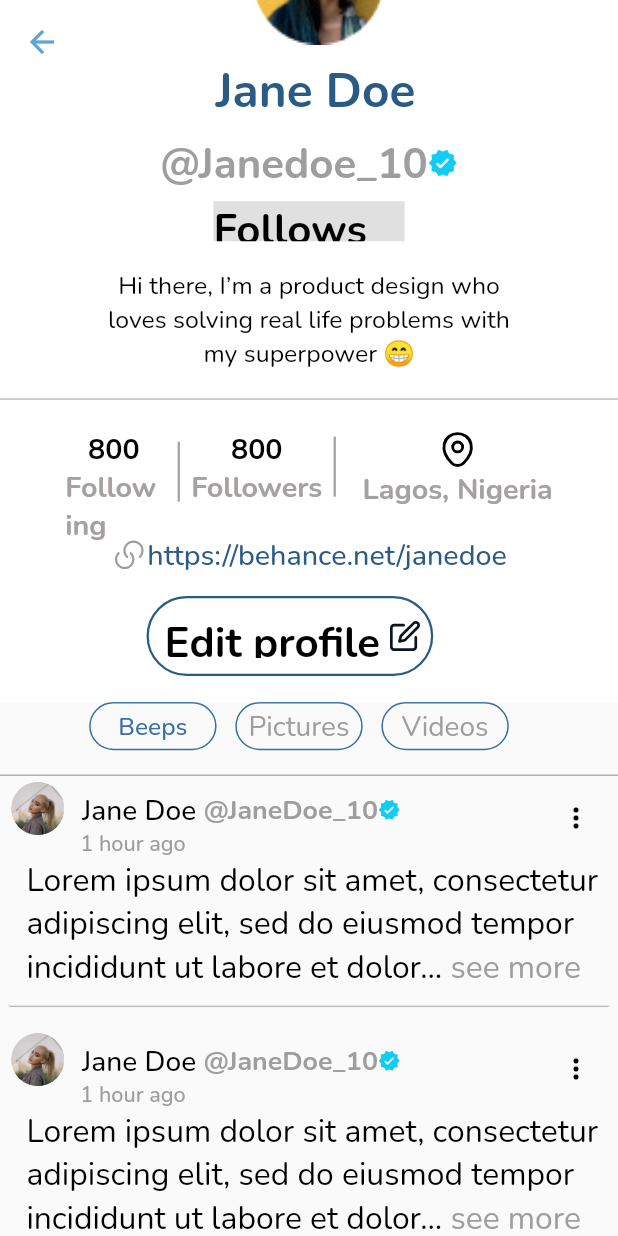
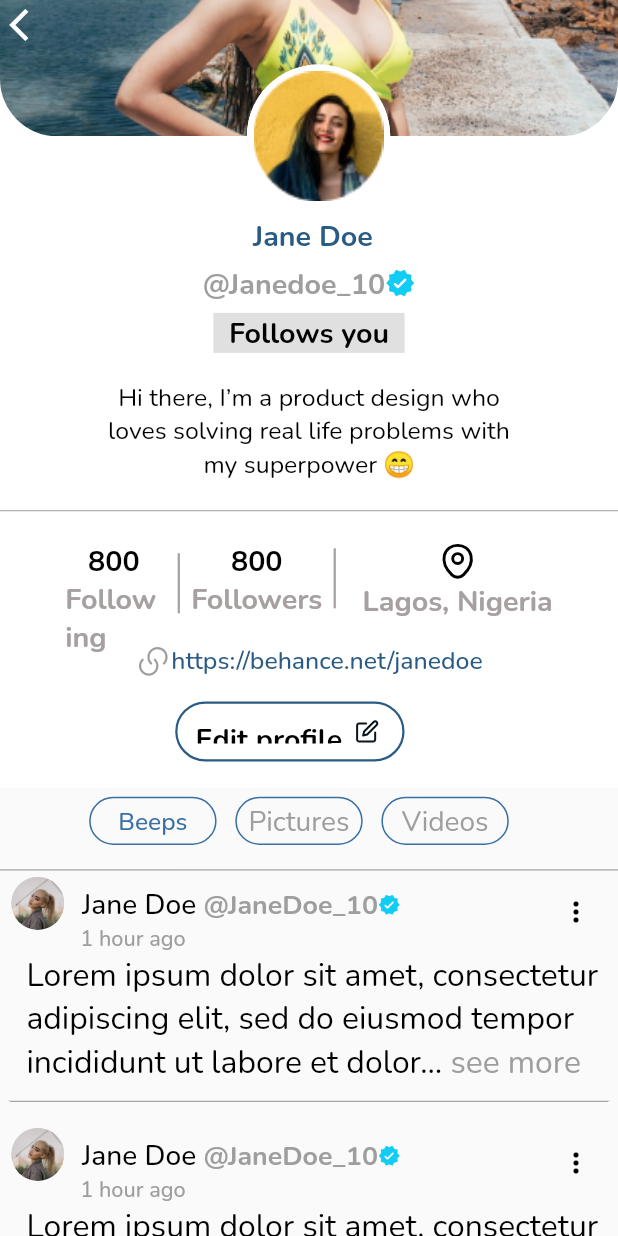
Before and after one commit to MaxTrent/chatbeeper-mobile, a Flutter app: the Profile screen opened by its route, on a phone screen of 412 x 824 dp. Run offline on Flutter 3.47's test engine with Material 2 defaults, Android fonts, the phone set to English and light mode, and no system bars; drawn by our look-alikes of expandable, readmore; our stand-ins replace carousel_slider, country_code_picker, datetime_picker_formfield, dotted_border, flutter_iconly, flutter_multi_formatter and 8 more; project files that could hold a hidden picture were left out.

Commit message:
updating chatbeeper

```diff
--- a/lib/Screens/profile_page.dart
+++ b/lib/Screens/profile_page.dart
@@ -89,11 +89,15 @@
         //  ),
         body: CustomScrollView(slivers: [
           SliverAppBar(
-            expandedHeight: 526.h,
+            //leading: null,
+            floating: true,
+            automaticallyImplyLeading: false,
+            expandedHeight: 590.h,
             pinned: false,
             flexibleSpace: FlexibleSpaceBar(
               titlePadding: EdgeInsets.zero,
-              title: Wrap(
+              title: Container(
+                child: Wrap(
                   children: [
                     Column(
                       children: [
@@ -102,21 +106,7 @@
                           children: [
                             Align(
                               alignment: Alignment.topCenter,
-                            child:
-                                // ClipPath(
-                                //   clipper: CustomClipPath(),
-                                //   child: Container(
-                                //     width: MediaQuery.of(context).size.width,
-                                //     height: 92.h,
-                                //     decoration: BoxDecoration(
-                                //       image: DecorationImage(
-                                //         image: AssetImage(bgPictureUrl),
-                                //         fit: BoxFit.cover,
-                                //       )
-                                //     ),
-                                //   ),
-                                // )
-                                Container(
+                              child: Container(
                                 width: MediaQuery.of(context).size.width,
                                 height: 85.h,
                                 decoration: BoxDecoration(
@@ -177,8 +167,8 @@
                                 bottom: 50.h,
                                 child: PopupMenuButton<int>(
                                   shape: RoundedRectangleBorder(
-                                    borderRadius:
-                                        BorderRadius.all(Radius.circular(8.r))),
+                                      borderRadius: BorderRadius.all(
+                                          Radius.circular(8.r))),
                                   padding: EdgeInsets.only(left: 10.w),
                                   icon: Icon(
                                     Icons.more_horiz_sharp,
@@ -311,7 +301,7 @@
                                         .copyWith(
                                             fontWeight: FontWeight.w600,
                                             color: bcolor3,
-                                          fontSize: 25.sp),
+                                            fontSize: 15.sp),
                                   ),
                                 ), //full name
                                 SizedBox(height: 5.h),
@@ -324,7 +314,7 @@
                                           fontFamily: 'Nunito',
                                           fontWeight: FontWeight.w600,
                                           color: Colors.grey,
-                                        fontSize: 22.sp),
+                                          fontSize: 15.sp),
                                     ),
                                     Icon(
                                       Icons.verified_rounded,
@@ -342,7 +332,7 @@
                                       child: Text(
                                     'Follows you',
                                     style: TextStyle(
-                                    fontSize: 22.sp,
+                                      fontSize: 15.sp,
                                       color: Colors.black,
                                       fontFamily: 'Nunito',
                                       fontWeight: FontWeight.bold,
@@ -488,7 +478,7 @@
                                   ),
                                 ), //following followers location
                                 SizedBox(
-                                height: 3.h,
+                                  height: 1.h,
                                 ),
                                 Row(
                                   mainAxisAlignment: MainAxisAlignment.center,
@@ -504,12 +494,12 @@
                                           text: biollink,
                                           style: TextStyle(
                                               color: bcolor3,
-                                            fontSize: 15.sp,
+                                              fontSize: 13.sp,
                                               fontWeight: FontWeight.w500,
                                               fontFamily: 'Nunito'),
                                           recognizer: TapGestureRecognizer()
-                                          ..onTap =
-                                              () => Navigator.of(context).push(
+                                            ..onTap = () =>
+                                                Navigator.of(context).push(
                                                   MaterialPageRoute(
                                                     builder: (context) =>
                                                         const Profile(),
@@ -530,8 +520,8 @@
                                       padding: EdgeInsets.fromLTRB(
                                           35.w, 8.h, 30.w, 8.h),
                                       child: SizedBox(
-                                      height: 40.h,
-                                      width: 150.w,
+                                        height: 30.h,
+                                        width: 120.w,
                                         child: TextButton(
                                           style: ButtonStyle(
                                               backgroundColor:
@@ -543,7 +533,8 @@
                                                       RoundedRectangleBorder>(
                                                   RoundedRectangleBorder(
                                                 borderRadius:
-                                                  BorderRadius.circular(100.r),
+                                                    BorderRadius.circular(
+                                                        100.r),
                                                 side: const BorderSide(
                                                     color: bcolor3),
                                               ))),
@@ -561,12 +552,13 @@
                                                   children: [
                                                     Text(
                                                       'Edit profile',
-                                                    textAlign: TextAlign.center,
+                                                      textAlign:
+                                                          TextAlign.center,
                                                       style: Theme.of(context)
                                                           .primaryTextTheme
                                                           .bodyText1!
                                                           .copyWith(
-                                                            fontSize: 22.sp,
+                                                              fontSize: 15.sp,
                                                               fontWeight:
                                                                   FontWeight
                                                                       .w600),
@@ -600,11 +592,13 @@
                                                           'Follow',
                                                           textAlign:
                                                               TextAlign.center,
-                                                        style: Theme.of(context)
+                                                          style: Theme.of(
+                                                                  context)
                                                               .primaryTextTheme
                                                               .bodyText1!
                                                               .copyWith(
-                                                                fontSize: 22.sp,
+                                                                  fontSize:
+                                                                      22.sp,
                                                                   fontWeight:
                                                                       FontWeight
                                                                           .w600),
@@ -672,15 +666,19 @@
                 ),
               ),
             ),
+          ),
           SliverFillRemaining(
-            child: Column(children: [
+            child: Wrap(
+              children: [
+                Column(children: [
                   Padding(
-                padding: EdgeInsets.only(right: 15.h),
+                    padding: EdgeInsets.only(right: 15.h, top: 7.h),
                     child: SizedBox(
                       width: 344.w,
                       child: TabBar(
                         splashFactory: NoSplash.splashFactory,
-                    overlayColor: MaterialStateProperty.all(Colors.transparent),
+                        overlayColor:
+                            MaterialStateProperty.all(Colors.transparent),
                         indicatorColor: Colors.transparent,
                         labelColor: bcolor1,
                         labelPadding: EdgeInsets.zero,
@@ -688,7 +686,8 @@
                         unselectedLabelStyle: Theme.of(context)
                             .primaryTextTheme
                             .bodyText1!
-                        .copyWith(fontSize: 22.sp, fontWeight: FontWeight.w400),
+                            .copyWith(
+                                fontSize: 22.sp, fontWeight: FontWeight.w400),
                         controller: _tabcontroller,
                         tabs: [
                           Container(
@@ -773,6 +772,8 @@
                     ),
                   ), //tabview],
                 ]),
+              ],
+            ),
           )
         ]),
       ),
```
Lines whose indentation alone changed are shown as unchanged.
